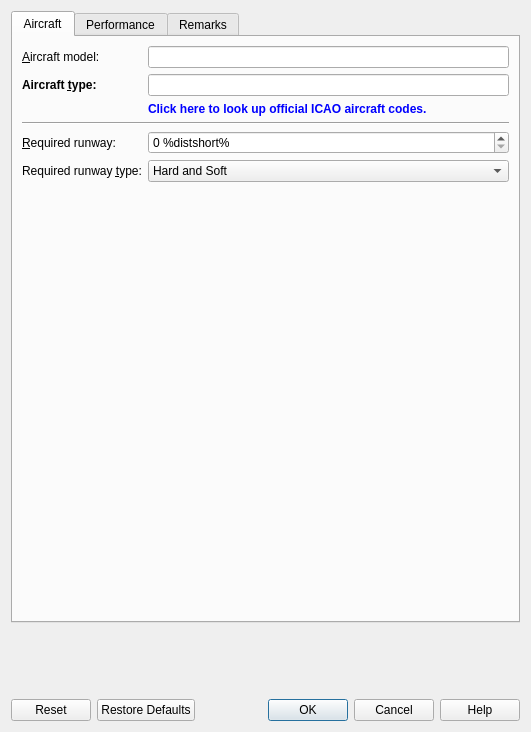
The window that src/perf/aircraftperfdialog.ui (albar965/littlenavmap) describes before a commit, drawn with Qt 5.
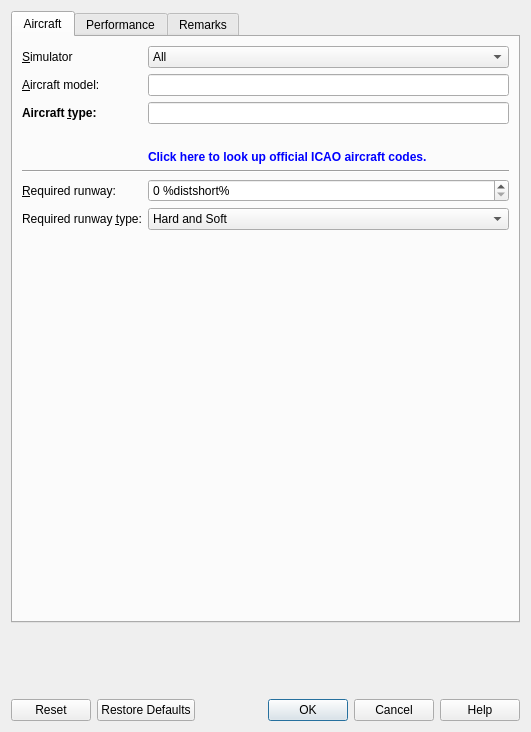
The same window after the commit.

Commit message: Added simulator field to aircraft performance. More error checking for aircraft type in performance edit dialog.

What changed in the file:
```diff
--- a/src/perf/aircraftperfdialog.ui
+++ b/src/perf/aircraftperfdialog.ui
@@ -26,35 +26,74 @@
       <layout class="QVBoxLayout" name="verticalLayout_4">
        <item>
         <layout class="QGridLayout" name="gridLayout_7">
-         <item row="4" column="0">
-          <widget class="QLabel" name="labelRunwayLength">
-           <property name="text">
-            <string>&amp;Required runway:</string>
-           </property>
-           <property name="buddy">
-            <cstring>spinBoxRunwayLength</cstring>
-           </property>
-          </widget>
-         </item>
-         <item row="4" column="1">
-          <widget class="QSpinBox" name="spinBoxRunwayLength">
-           <property name="toolTip">
-            <string>Minimum required runway length for takeoff or landing.
-Use an approximate value for max takeoff weight.
-This is for informational purposes only.</string>
-           </property>
-           <property name="suffix">
-            <string> %distshort%</string>
-           </property>
-           <property name="maximum">
-            <number>1000000</number>
-           </property>
-           <property name="singleStep">
-            <number>100</number>
-           </property>
-          </widget>
-         </item>
          <item row="1" column="0">
+          <widget class="QLabel" name="labelSimulator">
+           <property name="text">
+            <string>&amp;Simulator</string>
+           </property>
+           <property name="buddy">
+            <cstring>lineEditName</cstring>
+           </property>
+          </widget>
+         </item>
+         <item row="2" column="1">
+          <widget class="QLineEdit" name="lineEditName">
+           <property name="toolTip">
+            <string>Name of aircraft.
+This is for informational purposes only.</string>
+           </property>
+          </widget>
+         </item>
+         <item row="1" column="1">
+          <widget class="QComboBox" name="comboBoxSimulator">
+           <property name="toolTip">
+            <string>Short name for simulator like FSX, FSXSE, P3DV4, P3DV5, XP11 or MSFS.
+A performance file can often be used for all simulators.
+</string>
+           </property>
+           <item>
+            <property name="text">
+             <string>All</string>
+            </property>
+           </item>
+           <item>
+            <property name="text">
+             <string notr="true">XP11</string>
+            </property>
+           </item>
+           <item>
+            <property name="text">
+             <string notr="true">MSFS</string>
+            </property>
+           </item>
+           <item>
+            <property name="text">
+             <string notr="true">P3DV5</string>
+            </property>
+           </item>
+           <item>
+            <property name="text">
+             <string notr="true">P3DV4</string>
+            </property>
+           </item>
+           <item>
+            <property name="text">
+             <string notr="true">P3DV3</string>
+            </property>
+           </item>
+           <item>
+            <property name="text">
+             <string notr="true">FSX</string>
+            </property>
+           </item>
+           <item>
+            <property name="text">
+             <string notr="true">FSXSE</string>
+            </property>
+           </item>
+          </widget>
+         </item>
+         <item row="3" column="0">
           <widget class="QLabel" name="labelType">
            <property name="font">
             <font>
@@ -70,24 +109,22 @@
            </property>
           </widget>
          </item>
-         <item row="3" column="0" colspan="2">
-          <widget class="Line" name="line">
-           <property name="orientation">
-            <enum>Qt::Horizontal</enum>
+         <item row="5" column="1">
+          <widget class="QLabel" name="labelTypeLink">
+           <property name="toolTip">
+            <string>Opens the official ICAO database in the web browser to look up aircraft type designators.</string>
            </property>
-          </widget>
-         </item>
-         <item row="0" column="0">
-          <widget class="QLabel" name="labelName">
            <property name="text">
-            <string>&amp;Aircraft model:</string>
+            <string>&lt;a style=&quot;text-decoration:none;&quot; href=&quot;https://www.icao.int/publications/DOC8643/Pages/Search.aspx&quot;&gt;&lt;b&gt;Click here to look up official ICAO aircraft codes.&lt;/b&gt;&lt;/a&gt;
+
+</string>
            </property>
            <property name="buddy">
             <cstring>lineEditName</cstring>
            </property>
           </widget>
          </item>
-         <item row="5" column="0">
+         <item row="8" column="0">
           <widget class="QLabel" name="labelRunwayType">
            <property name="text">
             <string>Required runway &amp;type:</string>
@@ -97,15 +134,24 @@
            </property>
           </widget>
          </item>
-         <item row="0" column="1">
-          <widget class="QLineEdit" name="lineEditName">
+         <item row="7" column="1">
+          <widget class="QSpinBox" name="spinBoxRunwayLength">
            <property name="toolTip">
             <string>Name of aircraft.
 This is for informational purposes only.</string>
            </property>
+           <property name="suffix">
+            <string> %distshort%</string>
+           </property>
+           <property name="maximum">
+            <number>1000000</number>
+           </property>
+           <property name="singleStep">
+            <number>100</number>
+           </property>
           </widget>
          </item>
-         <item row="1" column="1">
+         <item row="3" column="1">
           <widget class="QLineEdit" name="lineEditType">
            <property name="toolTip">
             <string>ICAO aircraft type like B732 or C172.
@@ -113,7 +159,24 @@
            </property>
           </widget>
          </item>
-         <item row="5" column="1">
+         <item row="6" column="0" colspan="2">
+          <widget class="Line" name="line">
+           <property name="orientation">
+            <enum>Qt::Horizontal</enum>
+           </property>
+          </widget>
+         </item>
+         <item row="7" column="0">
+          <widget class="QLabel" name="labelRunwayLength">
+           <property name="text">
+            <string>&amp;Required runway:</string>
+           </property>
+           <property name="buddy">
+            <cstring>spinBoxRunwayLength</cstring>
+           </property>
+          </widget>
+         </item>
+         <item row="8" column="1">
           <widget class="QComboBox" name="comboBoxRunwayType">
            <property name="toolTip">
             <string>This is for informational purposes only.</string>
@@ -140,18 +203,20 @@
            </item>
           </widget>
          </item>
-         <item row="2" column="1">
-          <widget class="QLabel" name="labelTypeLink">
-           <property name="toolTip">
-            <string>Opens the official ICAO database in the web browser to look up aircraft type designators.</string>
-           </property>
+         <item row="2" column="0">
+          <widget class="QLabel" name="labelName">
            <property name="text">
-            <string>&lt;a style=&quot;text-decoration:none;&quot; href=&quot;https://www.icao.int/publications/DOC8643/Pages/Search.aspx&quot;&gt;&lt;b&gt;Click here to look up official ICAO aircraft codes.&lt;/b&gt;&lt;/a&gt;
-
-</string>
+            <string>&amp;Aircraft model:</string>
            </property>
-           <property name="openExternalLinks">
-            <bool>true</bool>
+           <property name="buddy">
+            <cstring>lineEditName</cstring>
+           </property>
+          </widget>
+         </item>
+         <item row="4" column="1">
+          <widget class="QLabel" name="labelTypeStatus">
+           <property name="text">
+            <string/>
            </property>
            <property name="textInteractionFlags">
             <set>Qt::LinksAccessibleByMouse|Qt::TextSelectableByMouse</set>
```
Left out of the diff: 10 changed lines with no effect on the pictures. The commit also changes 5 other files.
